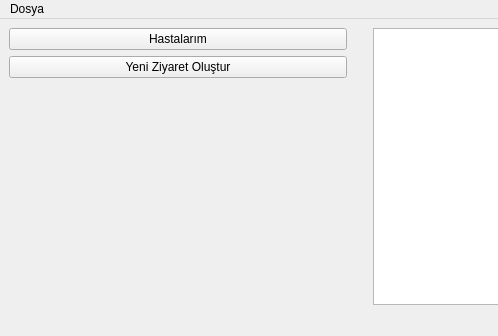
Before: the Qt Designer form ui/doktorarayuzu.ui in melihkayaduvar/saglikocagi, drawn with Qt 5; both pictures show x 0 to 498 and y 0 to 336 of the 719 by 336 pixel window.
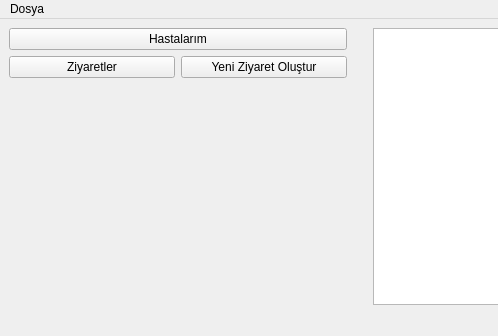
After: the same form once the commit is applied.

```diff
--- a/ui/doktorarayuzu.ui
+++ b/ui/doktorarayuzu.ui
@@ -14,7 +14,32 @@
    <string>Doktor Arayüzü</string>
   </property>
   <widget class="QWidget" name="centralwidget">
-   <layout class="QGridLayout" name="gridLayout">
+   <layout class="QGridLayout" name="gridLayout_2">
+    <item row="0" column="0">
+     <layout class="QGridLayout" name="gridLayout">
+      <item row="1" column="0">
+       <widget class="QPushButton" name="btnZiyaret">
+        <property name="text">
+         <string>Ziyaretler</string>
+        </property>
+       </widget>
+      </item>
+      <item row="1" column="1">
+       <widget class="QPushButton" name="btnZiyaretOlustur">
+        <property name="text">
+         <string>Yeni Ziyaret Oluştur</string>
+        </property>
+       </widget>
+      </item>
+      <item row="0" column="0" colspan="2">
+       <widget class="QPushButton" name="btnHastalar">
+        <property name="text">
+         <string>Hastalarım</string>
+        </property>
+       </widget>
+      </item>
+     </layout>
+    </item>
     <item row="0" column="1" rowspan="2">
      <spacer name="verticalSpacer">
       <property name="orientation">
@@ -44,24 +69,6 @@
       </property>
      </spacer>
     </item>
-    <item row="0" column="0">
-     <layout class="QVBoxLayout" name="verticalLayout">
-      <item>
-       <widget class="QPushButton" name="btnHastalar">
-        <property name="text">
-         <string>Hastalarım</string>
-        </property>
-       </widget>
-      </item>
-      <item>
-       <widget class="QPushButton" name="btnZiyaret">
-        <property name="text">
-         <string>Yeni Ziyaret Oluştur</string>
-        </property>
-       </widget>
-      </item>
-     </layout>
-    </item>
    </layout>
   </widget>
   <widget class="QMenuBar" name="menubar">
```
